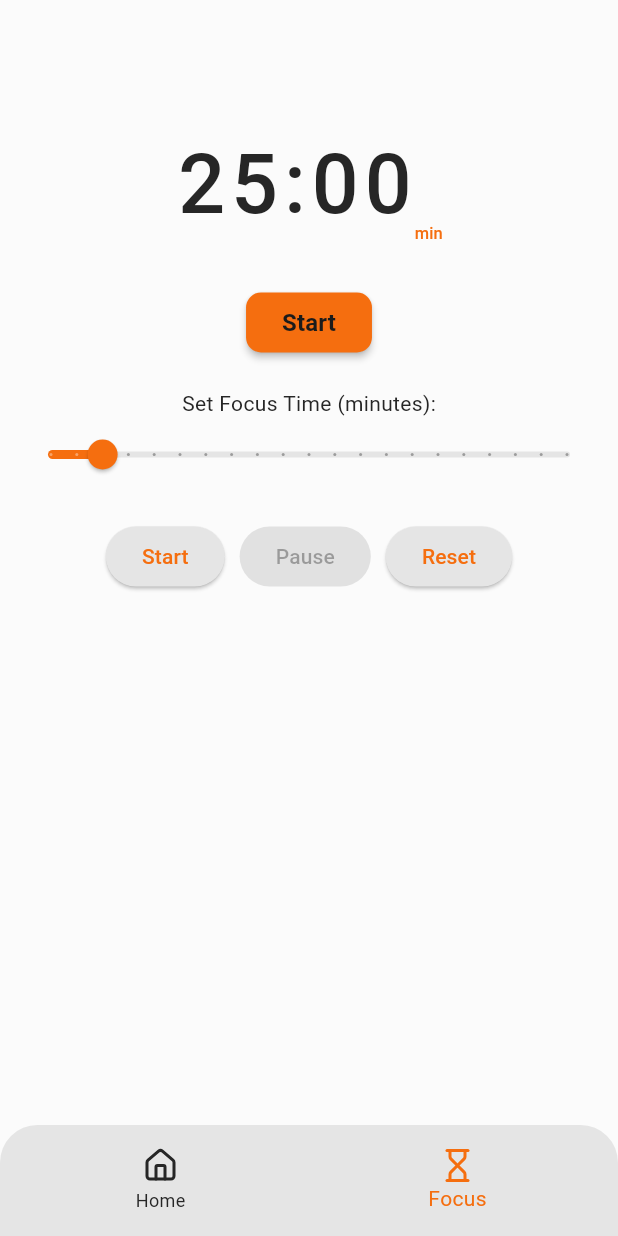
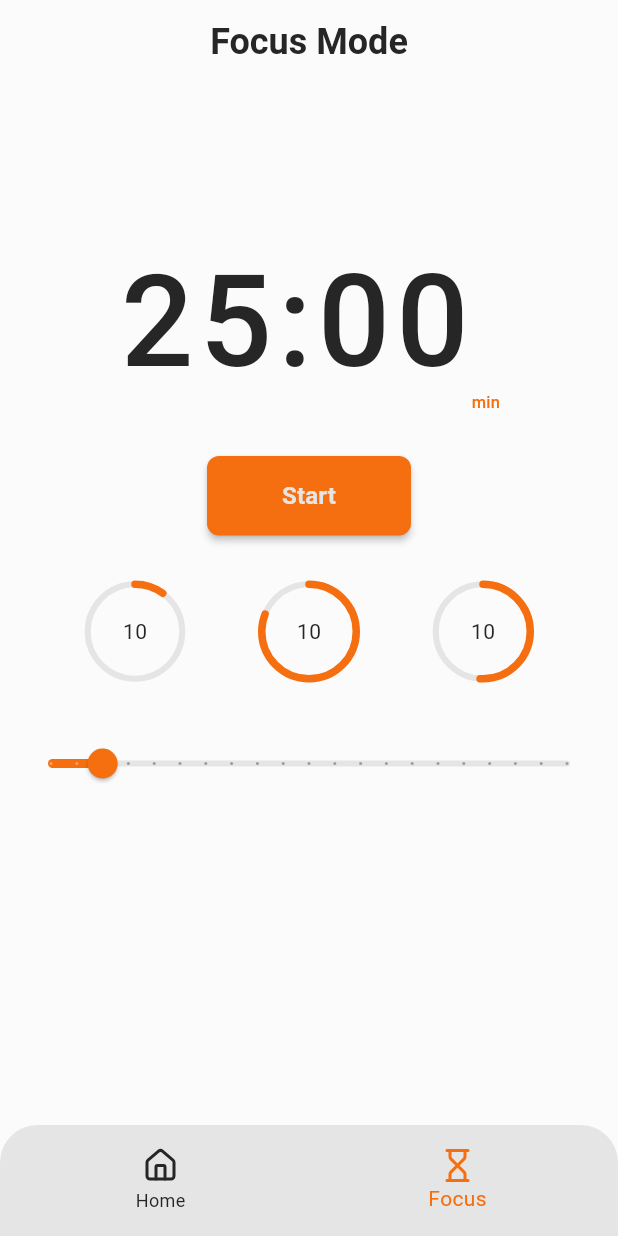
Before and after one commit to Ammarmyp/paamyPomodoro, a Flutter app: the screen it shows after launch, item 2 of the bottom bar chosen, on a phone screen of 412 x 824 dp. Run offline on Flutter 3.47's test engine with Material 3 defaults, Android fonts, the phone set to English and light mode, and no system bars; drawn by our look-alikes of percent_indicator; our stand-ins replace flutter_slidable, get, hive, hive_flutter, lucide_icons; accounts and stored records are empty.

Commit message:
build the set timer ui

```diff
--- a/lib/pages/focus_screen.dart
+++ b/lib/pages/focus_screen.dart
@@ -4,7 +4,7 @@ import 'package:paamy_pomodorro/components/custom_btn.dart';
 import 'package:paamy_pomodorro/controllers/timer_controller.dart';
 import 'package:paamy_pomodorro/pages/timer_screen.dart';
 import 'package:paamy_pomodorro/utils/format_time.dart';
-import 'package:paamy_pomodorro/utils/theme.dart';
+import 'package:percent_indicator/percent_indicator.dart';
 
 class FocusScreen extends StatelessWidget {
   FocusScreen({super.key});
@@ -15,7 +15,14 @@ class FocusScreen extends StatelessWidget {
   Widget build(BuildContext context) {
     return Scaffold(
       appBar: AppBar(
-        title: const Text('Focus Mode'),
+        title: Text(
+          'Focus Mode',
+          style: TextStyle(
+            color: Theme.of(context).colorScheme.onSurface,
+            fontSize: 24,
+            fontWeight: FontWeight.bold,
+          ),
+        ),
         centerTitle: true,
       ),
       body: Padding(
@@ -31,7 +38,10 @@ class FocusScreen extends StatelessWidget {
                   : Column(
                       mainAxisAlignment: MainAxisAlignment.center,
                       children: [
-                        // Timer Display
+                        const SizedBox(
+                          height: 70,
+                        ),
+                        // Time Display
                         Obx(() => TextButton(
                               child: Row(
                                 mainAxisAlignment: MainAxisAlignment.center,
@@ -41,7 +51,7 @@ class FocusScreen extends StatelessWidget {
                                     formatTime(
                                         timerController.remainingTime.value),
                                     style: TextStyle(
-                                      fontSize: 55,
+                                      fontSize: 85,
                                       letterSpacing: 4,
                                       color: Theme.of(context)
                                           .colorScheme
@@ -62,17 +72,73 @@ class FocusScreen extends StatelessWidget {
                             )),
                         const SizedBox(height: 20),
 
-                        CustomBtn(
-                          onPressed: () => timerController.startTimer,
-                          label: "Start",
-                          width: 100,
-                          borderRadius: 10,
-                          textColor: AppTheme.gluonGrey,
+                        Obx(
+                          () => CustomBtn(
+                            onPressed: timerController.isRunning.value
+                                ? null
+                                : timerController.startTimer,
+                            label: "Start",
+                            textColor: Theme.of(context).colorScheme.surface,
+                            padding: const EdgeInsets.symmetric(
+                              horizontal: 50,
+                              vertical: 15,
+                            ),
+                          ),
                         ),
-                        const SizedBox(height: 20),
+                        const SizedBox(height: 30),
+
+                        //*Custom focus times in a row of circles
+
+                        Row(
+                          mainAxisAlignment: MainAxisAlignment.spaceEvenly,
+                          children: [
+                            CircularPercentIndicator(
+                              radius: 34,
+                              percent: 0.1,
+                              progressColor:
+                                  Theme.of(context).colorScheme.primary,
+                              backgroundColor:
+                                  Theme.of(context).colorScheme.surface,
+                              circularStrokeCap: CircularStrokeCap.round,
+                              animation: true,
+                              backgroundWidth: 4,
+                              lineWidth: 5,
+                              center: Text("10"),
+                            ),
+                            CircularPercentIndicator(
+                              radius: 34,
+                              percent: 0.81,
+                              progressColor:
+                                  Theme.of(context).colorScheme.primary,
+                              backgroundColor:
+                                  Theme.of(context).colorScheme.surface,
+                              circularStrokeCap: CircularStrokeCap.round,
+                              animation: true,
+                              backgroundWidth: 4,
+                              lineWidth: 5,
+                              center: Text("10"),
+                            ),
+                            CircularPercentIndicator(
+                              radius: 34,
+                              percent: 0.51,
+                              progressColor:
+                                  Theme.of(context).colorScheme.primary,
+                              backgroundColor:
+                                  Theme.of(context).colorScheme.surface,
+                              circularStrokeCap: CircularStrokeCap.round,
+                              animation: true,
+                              backgroundWidth: 4,
+                              lineWidth: 5,
+                              center: Text("10"),
+                            ),
+                          ],
+                        ),
+
+                        const SizedBox(
+                          height: 30,
+                        ),
 
                         // Focus Time Slider
-                        const Text("Set Focus Time (minutes):"),
                         Obx(
                           () => Slider(
                             value: timerController.sliderValue.value.toDouble(),
@@ -88,35 +154,6 @@ class FocusScreen extends StatelessWidget {
                           ),
                         ),
                         const SizedBox(height: 20),
-
-                        // Control Buttons
-                        Row(
-                          mainAxisAlignment: MainAxisAlignment.center,
-                          children: [
-                            Obx(
-                              () => ElevatedButton(
-                                onPressed: timerController.isRunning.value
-                                    ? null
-                                    : timerController.startTimer,
-                                child: const Text("Start"),
-                              ),
-                            ),
-                            const SizedBox(width: 10),
-                            Obx(
-                              () => ElevatedButton(
-                                onPressed: !timerController.isRunning.value
-                                    ? null
-                                    : timerController.pauseTimer,
-                                child: Text("Pause"),
-                              ),
-                            ),
-                            SizedBox(width: 10),
-                            ElevatedButton(
-                              onPressed: timerController.resetTimer,
-                              child: Text("Reset"),
-                            ),
-                          ],
-                        ),
                       ],
                     ),
             ),
--- a/lib/pages/timer_screen.dart
+++ b/lib/pages/timer_screen.dart
@@ -16,6 +16,9 @@ class TimerScreen extends StatelessWidget {
     return Obx(() => Column(
           mainAxisAlignment: MainAxisAlignment.center,
           children: [
+            const SizedBox(
+              height: 50,
+            ),
             CircularPercentIndicator(
               radius: 160,
               circularStrokeCap: CircularStrokeCap.round,
```
